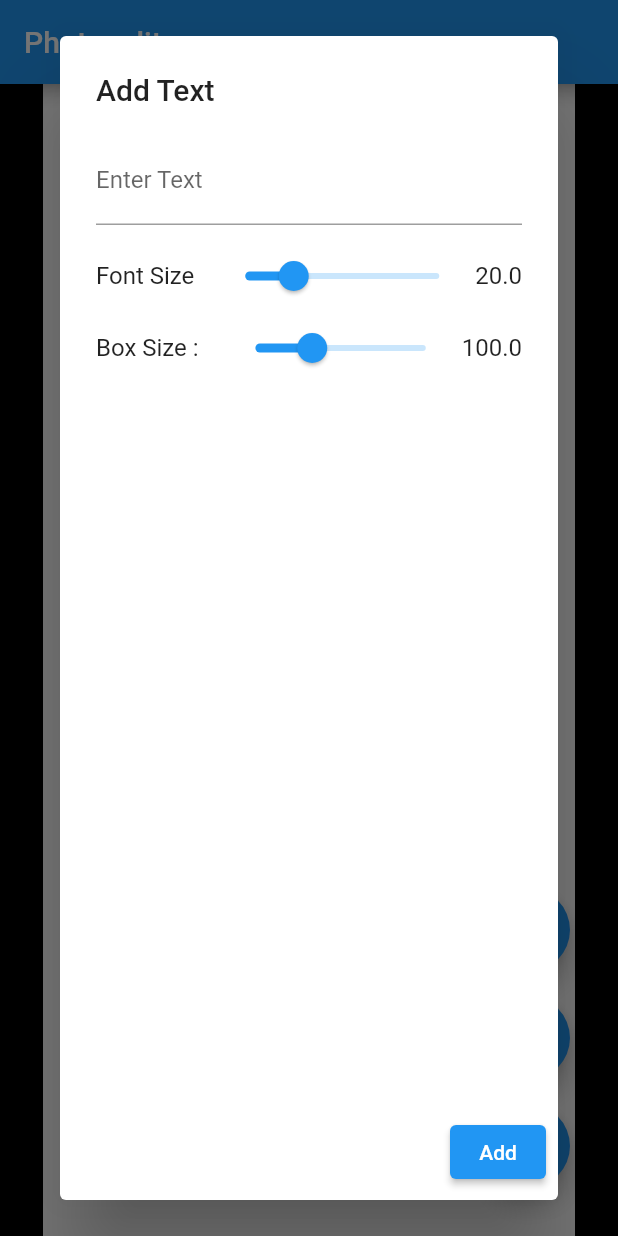
After one commit to melvinjariwala/canvas_craft, a Flutter app: the screen it shows after launch, after a tap on the "text fields" icon, on a phone screen of 412 x 824 dp. The commit adds this screen. Run offline on Flutter 3.47's test engine with Material 2 defaults, Android fonts, the phone set to English and light mode, and no system bars; drawn by our look-alikes of photo_view.

Commit message:
Implemented text addition, editing, and undo/redo functionalities

```diff
--- a/lib/main.dart
+++ b/lib/main.dart
@@ -12,6 +12,7 @@ class MyApp extends StatelessWidget {
   Widget build(BuildContext context) {
     return MaterialApp(
       title: 'Flutter Demo',
+      debugShowCheckedModeBanner: false,
       theme: ThemeData(
         primarySwatch: Colors.blue,
       ),
--- /dev/null
+++ b/lib/models/text_data.dart
@@ -0,0 +1,25 @@
+import 'package:flutter/material.dart';
+
+class TextData {
+  String text;
+  Offset position;
+  Color textColor;
+  double fontSize;
+  double boxSize;
+
+  TextData(
+      {required this.text,
+      required this.position,
+      required this.textColor,
+      required this.fontSize,
+      required this.boxSize});
+
+  TextData snapshot() {
+    return TextData(
+        text: text,
+        position: position,
+        textColor: textColor,
+        fontSize: fontSize,
+        boxSize: boxSize);
+  }
+}
--- a/lib/screens/editing_screen.dart
+++ b/lib/screens/editing_screen.dart
@@ -1,9 +1,21 @@
+import 'package:canvas_craft/models/text_data.dart';
+import 'package:canvas_craft/widgets/text_dialog.dart';
 import 'package:flutter/material.dart';
 import 'package:photo_view/photo_view.dart';
 import 'package:photo_view/photo_view_gallery.dart';
 
-class EditingScreen extends StatelessWidget {
+class EditingScreen extends StatefulWidget {
   const EditingScreen({super.key});
+
+  @override
+  State<EditingScreen> createState() => _EditingScreenState();
+}
+
+class _EditingScreenState extends State<EditingScreen> {
+  List<TextData> textDataList = [];
+  int selectedTextIndex = -1;
+  List<List<TextData>> undoStack = [];
+  List<List<TextData>> redoStack = [];
 
   @override
   Widget build(BuildContext context) {
@@ -11,7 +23,18 @@ class EditingScreen extends StatelessWidget {
       appBar: AppBar(
         title: const Text("Photo editor"),
       ),
-      body: PhotoViewGallery.builder(
+      body: Stack(
+        children: [
+          GestureDetector(
+            onPanUpdate: (details) {
+              if (selectedTextIndex != -1) {
+                setState(() {
+                  textDataList[selectedTextIndex].position += details.delta;
+                  _addUndoSnapshot();
+                });
+              }
+            },
+            child: PhotoViewGallery.builder(
               itemCount: 1,
               builder: (context, index) {
                 return PhotoViewGalleryPageOptions(
@@ -22,6 +45,105 @@ class EditingScreen extends StatelessWidget {
               scrollPhysics: const BouncingScrollPhysics(),
               backgroundDecoration: const BoxDecoration(color: Colors.black),
             ),
+          ),
+          ...textDataList.asMap().entries.map((entry) {
+            int index = entry.key;
+            TextData textData = entry.value;
+            return Positioned(
+                left: textData.position.dx,
+                top: textData.position.dy,
+                child: GestureDetector(
+                  onTap: () {
+                    setState(() {
+                      selectedTextIndex = index;
+                    });
+                  },
+                  onDoubleTap: () {
+                    showDialog(
+                      context: context,
+                      builder: (context) => TextDialog(textData: textData),
+                    ).then((value) {
+                      if (value != null) {
+                        setState(() {
+                          textDataList[index] = value;
+                          _addUndoSnapshot();
+                        });
+                      }
+                    });
+                  },
+                  child: SizedBox(
+                    width: textData.boxSize,
+                    height: textData.boxSize,
+                    child: Text(
+                      textData.text,
+                      style: TextStyle(
+                          color: textData.textColor,
+                          fontSize: textData.fontSize),
+                    ),
+                  ),
+                ));
+          }).toList()
+        ],
+      ),
+      floatingActionButton: Stack(
+        children: [
+          Positioned(
+            bottom: 16.0,
+            right: 16.0,
+            child: Column(
+              mainAxisAlignment: MainAxisAlignment.end,
+              children: [
+                FloatingActionButton(
+                  onPressed: () {
+                    if (undoStack.isNotEmpty) {
+                      setState(() {
+                        redoStack.add(List.from(textDataList));
+                        textDataList = List.from(undoStack.removeLast());
+                      });
+                    }
+                  },
+                  tooltip: "Undo",
+                  child: const Icon(Icons.undo),
+                ),
+                const SizedBox(height: 16.0),
+                FloatingActionButton(
+                  onPressed: () {
+                    if (redoStack.isNotEmpty) {
+                      setState(() {
+                        undoStack.add(List.from(textDataList));
+                        textDataList = List.from(redoStack.removeLast());
+                      });
+                    }
+                  },
+                  tooltip: "Redo",
+                  child: const Icon(Icons.redo),
+                ),
+                const SizedBox(height: 16.0),
+                FloatingActionButton(
+                  onPressed: () {
+                    showDialog(
+                        context: context,
+                        builder: (context) => const TextDialog()).then((value) {
+                      if (value != null) {
+                        setState(() {
+                          textDataList.add(value);
+                          _addUndoSnapshot();
+                        });
+                      }
+                    });
+                  },
+                  child: const Icon(Icons.text_fields),
+                ),
+              ],
+            ),
+          )
+        ],
+      ),
     );
   }
+
+  void _addUndoSnapshot() {
+    undoStack
+        .add(List.from(textDataList.map((textData) => textData.snapshot())));
   }
+}
--- /dev/null
+++ b/lib/widgets/text_dialog.dart
@@ -0,0 +1,102 @@
+import 'package:canvas_craft/models/text_data.dart';
+import 'package:flutter/material.dart';
+
+class TextDialog extends StatefulWidget {
+  final TextData? textData;
+  const TextDialog({super.key, this.textData});
+
+  @override
+  State<TextDialog> createState() => _TextDialogState();
+}
+
+class _TextDialogState extends State<TextDialog> {
+  late TextEditingController _textEditingController;
+  late String _displayText;
+  late Color _textColor;
+  late double _fontSize;
+  late double _boxSize;
+
+  @override
+  void initState() {
+    super.initState();
+    _textEditingController =
+        TextEditingController(text: widget.textData?.text ?? "");
+    _textColor = widget.textData?.textColor ?? Colors.black;
+    _fontSize = widget.textData?.fontSize ?? 20.0;
+    _boxSize = widget.textData?.boxSize ?? 100.0;
+  }
+
+  @override
+  Widget build(BuildContext context) {
+    return AlertDialog(
+      title: const Text("Add Text"),
+      content: Column(
+        children: [
+          TextField(
+            controller: _textEditingController,
+            decoration: const InputDecoration(label: Text("Enter Text")),
+          ),
+          const SizedBox(height: 10.0),
+          Row(
+            children: [
+              const Text("Font Size"),
+              const SizedBox(width: 10.0),
+              Flexible(
+                  child: Slider(
+                      min: 10.0,
+                      max: 50.0,
+                      value: _fontSize,
+                      onChanged: (value) {
+                        setState(() {
+                          _fontSize = value;
+                        });
+                      })),
+              Text(_fontSize.toStringAsFixed(1))
+            ],
+          ),
+          Row(
+            children: [
+              const Text("Box Size : "),
+              const SizedBox(width: 10.0),
+              Flexible(
+                  child: Slider(
+                      min: 50.0,
+                      max: 200.0,
+                      value: _boxSize,
+                      onChanged: (value) {
+                        setState(() {
+                          _boxSize = value;
+                        });
+                      })),
+              Text(_boxSize.toStringAsFixed(1))
+            ],
+          )
+        ],
+      ),
+      actions: [
+        ElevatedButton(
+            onPressed: () {
+              setState(() {
+                _displayText = _textEditingController.text;
+              });
+              Navigator.of(context).pop(_getTextData());
+            },
+            child: const Text("Add"))
+      ],
+    );
+  }
+
+  TextData _getTextData() {
+    return TextData(
+        text: _textEditingController.text,
+        position: const Offset(0, 0),
+        textColor: _textColor,
+        fontSize: _fontSize,
+        boxSize: _boxSize);
+  }
+
+  // String getDisplayText() => _displayText;
+  // Color getTextColor() => _textColor;
+  // double getFontSize() => _fontSize;
+  // double getBoxSize() => _boxSize;
+}
```
Lines whose indentation alone changed are shown as unchanged.
